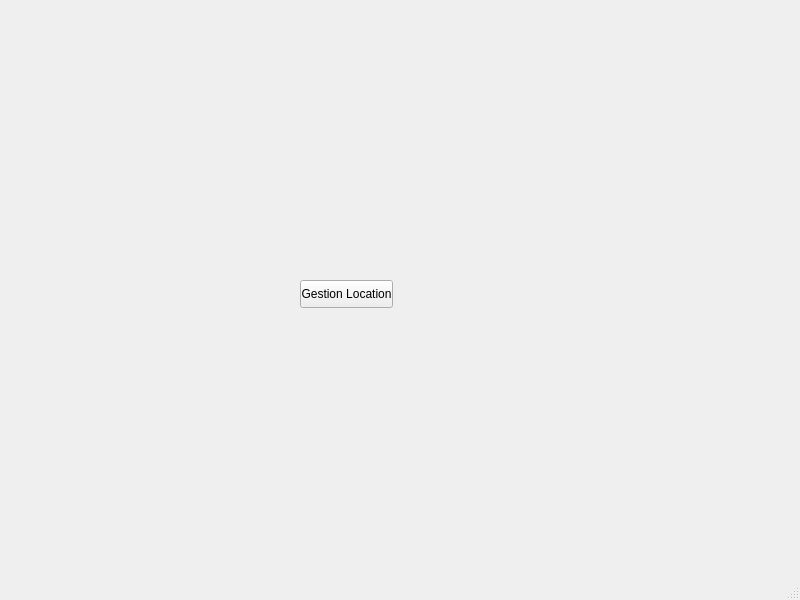
This is mainwindow.ui in azzabihamza/Sixt_QT as Qt 5 draws it before an edit. The edited form follows.
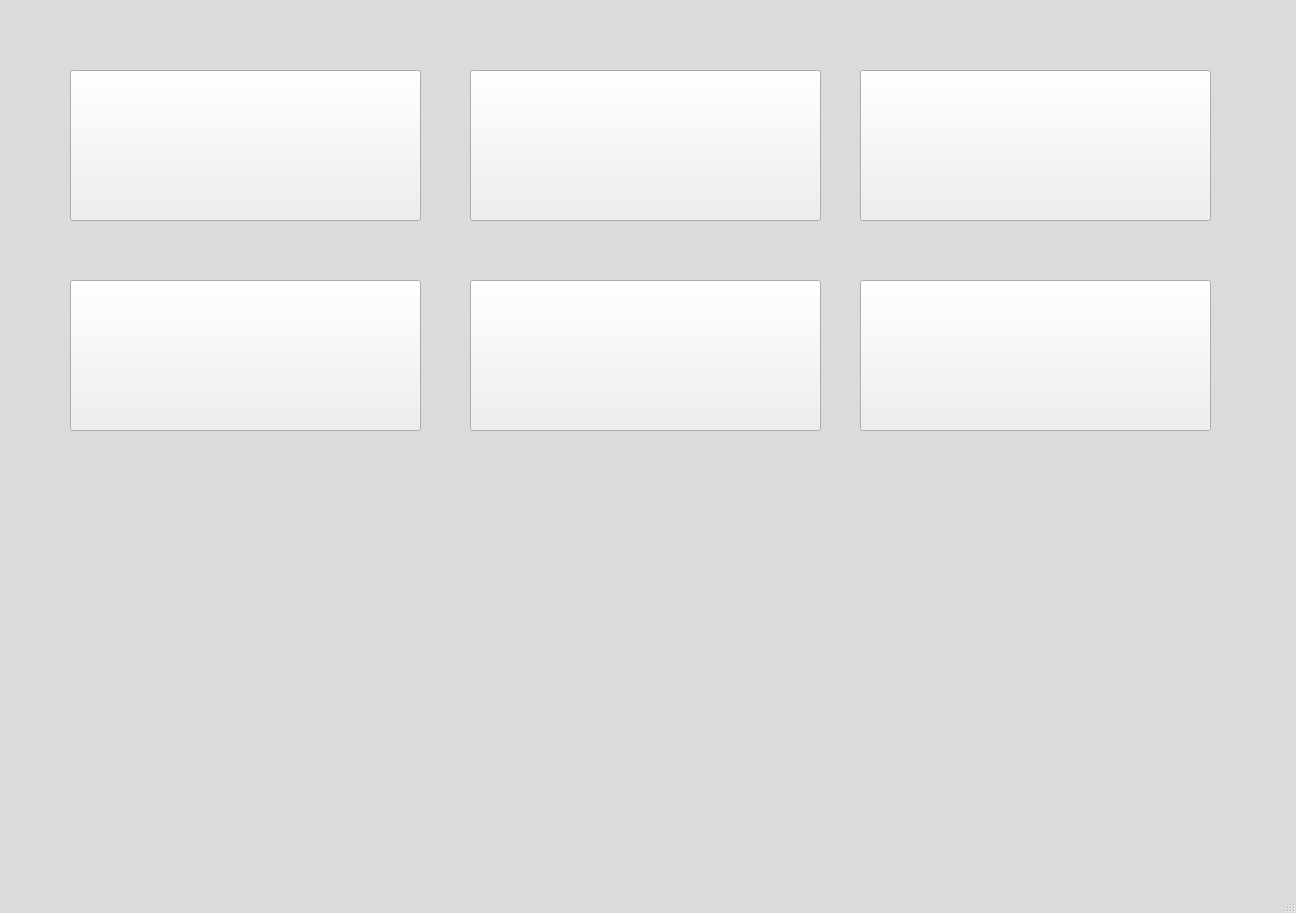
This is the edited form.

Diff of the .ui file:
```diff
--- a/mainwindow.ui
+++ b/mainwindow.ui
@@ -6,25 +6,99 @@
    <rect>
     <x>0</x>
     <y>0</y>
-    <width>800</width>
-    <height>600</height>
+    <width>1296</width>
+    <height>913</height>
    </rect>
   </property>
   <property name="windowTitle">
    <string>MainWindow</string>
   </property>
+  <property name="styleSheet">
+   <string notr="true">QMainWindow {
+ 	background: #dbdbdb;
+}
+QPushButton:hover{
+        background: qlineargradient(x1 : 0, y1 : 0, x2 : 0, y2 :   1, stop :   0.0 #ffd9aa,
+                stop :   0.5 #ffbb6e, stop :   0.55 #feae42, stop :   1.0 #fedb74);
+}</string>
+  </property>
   <widget class="QWidget" name="centralwidget">
    <widget class="QPushButton" name="pushButton">
     <property name="geometry">
      <rect>
-      <x>300</x>
+      <x>70</x>
+      <y>70</y>
+      <width>351</width>
+      <height>151</height>
+     </rect>
+    </property>
+    <property name="text">
+     <string/>
+    </property>
+   </widget>
+   <widget class="QPushButton" name="pushButtonClient">
+    <property name="geometry">
+     <rect>
+      <x>470</x>
+      <y>70</y>
+      <width>351</width>
+      <height>151</height>
+     </rect>
+    </property>
+    <property name="text">
+     <string/>
+    </property>
+   </widget>
+   <widget class="QPushButton" name="pushButtonVehicule">
+    <property name="geometry">
+     <rect>
+      <x>860</x>
+      <y>70</y>
+      <width>351</width>
+      <height>151</height>
+     </rect>
+    </property>
+    <property name="text">
+     <string/>
+    </property>
+   </widget>
+   <widget class="QPushButton" name="pushButtonPayment">
+    <property name="geometry">
+     <rect>
+      <x>70</x>
       <y>280</y>
-      <width>93</width>
-      <height>28</height>
+      <width>351</width>
+      <height>151</height>
      </rect>
     </property>
     <property name="text">
-     <string>Gestion Location</string>
+     <string/>
+    </property>
+   </widget>
+   <widget class="QPushButton" name="pushButtonMarketing">
+    <property name="geometry">
+     <rect>
+      <x>470</x>
+      <y>280</y>
+      <width>351</width>
+      <height>151</height>
+     </rect>
+    </property>
+    <property name="text">
+     <string/>
+    </property>
+   </widget>
+   <widget class="QPushButton" name="pushButtonPersonel">
+    <property name="geometry">
+     <rect>
+      <x>860</x>
+      <y>280</y>
+      <width>351</width>
+      <height>151</height>
+     </rect>
+    </property>
+    <property name="text">
+     <string/>
     </property>
    </widget>
   </widget>
```
Left out of the diff: 4 changed lines with no effect on the pictures.
